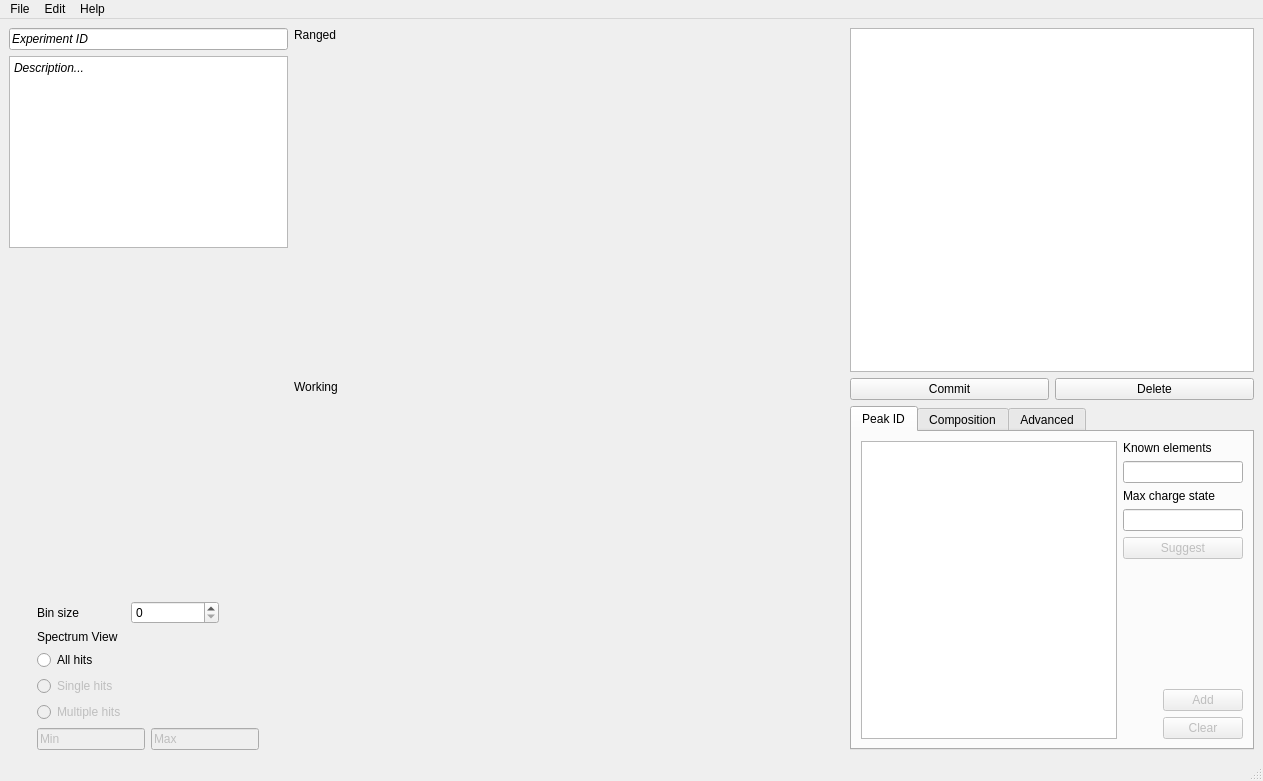
tanosaur/massreproduction, file mainwindow.ui: the form before one commit.
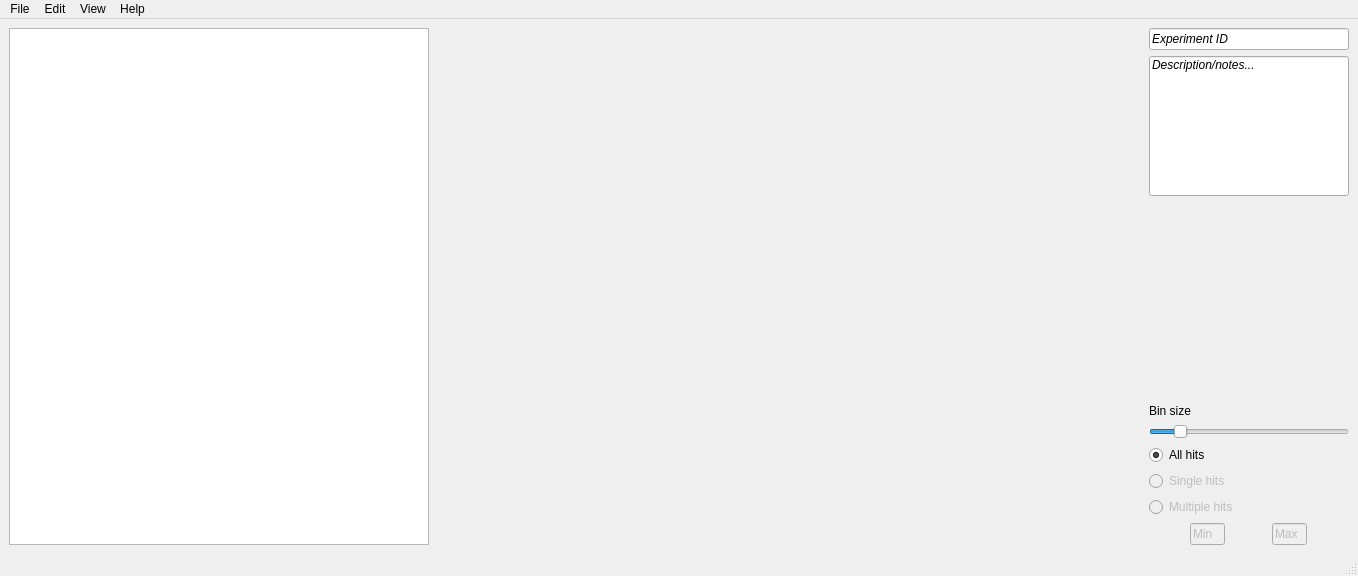
The form after the commit. Icons and pictures are not drawn.

```diff
--- a/mainwindow.ui
+++ b/mainwindow.ui
@@ -6,133 +6,219 @@
    <rect>
     <x>0</x>
     <y>0</y>
-    <width>1263</width>
-    <height>781</height>
+    <width>1358</width>
+    <height>576</height>
    </rect>
   </property>
   <property name="windowTitle">
    <string>MainWindow</string>
   </property>
   <widget class="QWidget" name="centralwidget">
-   <layout class="QHBoxLayout" name="horizontalLayout">
+   <layout class="QHBoxLayout" name="horizontalLayout_3">
     <item>
-     <layout class="QVBoxLayout" name="verticalLayout_4">
+     <layout class="QHBoxLayout" name="horizontalLayout_2">
       <item>
-       <widget class="QLineEdit" name="experimentIDLineEdit">
-        <property name="font">
-         <font>
-          <family>Helvetica Neue</family>
-          <italic>true</italic>
-         </font>
-        </property>
-        <property name="text">
-         <string>Experiment ID</string>
-        </property>
-       </widget>
-      </item>
-      <item>
-       <widget class="QPlainTextEdit" name="experimentdescriptionTextEdit">
-        <property name="sizePolicy">
-         <sizepolicy hsizetype="Expanding" vsizetype="Expanding">
-          <horstretch>0</horstretch>
-          <verstretch>0</verstretch>
-         </sizepolicy>
-        </property>
-        <property name="baseSize">
-         <size>
-          <width>0</width>
-          <height>100</height>
-         </size>
-        </property>
-        <property name="font">
-         <font>
-          <family>Helvetica Neue</family>
-          <italic>true</italic>
-         </font>
-        </property>
-        <property name="plainText">
-         <string>Description...</string>
-        </property>
-       </widget>
-      </item>
-      <item>
-       <spacer name="verticalSpacer_3">
+       <widget class="QSplitter" name="splitter">
         <property name="orientation">
          <enum>Qt::Vertical</enum>
         </property>
-        <property name="sizeType">
-         <enum>QSizePolicy::MinimumExpanding</enum>
-        </property>
-        <property name="sizeHint" stdset="0">
-         <size>
-          <width>20</width>
-          <height>40</height>
-         </size>
-        </property>
-       </spacer>
+        <widget class="QTableView" name="rangedTable">
+         <property name="sizePolicy">
+          <sizepolicy hsizetype="MinimumExpanding" vsizetype="Expanding">
+           <horstretch>0</horstretch>
+           <verstretch>0</verstretch>
+          </sizepolicy>
+         </property>
+         <property name="minimumSize">
+          <size>
+           <width>420</width>
+           <height>335</height>
+          </size>
+         </property>
+         <property name="maximumSize">
+          <size>
+           <width>430</width>
+           <height>16777215</height>
+          </size>
+         </property>
+         <property name="frameShadow">
+          <enum>QFrame::Sunken</enum>
+         </property>
+         <property name="dragDropMode">
+          <enum>QAbstractItemView::DropOnly</enum>
+         </property>
+         <property name="selectionBehavior">
+          <enum>QAbstractItemView::SelectRows</enum>
+         </property>
+         <property name="gridStyle">
+          <enum>Qt::SolidLine</enum>
+         </property>
+         <property name="sortingEnabled">
+          <bool>true</bool>
+         </property>
+         <attribute name="horizontalHeaderDefaultSectionSize">
+          <number>65</number>
+         </attribute>
+         <attribute name="horizontalHeaderMinimumSectionSize">
+          <number>20</number>
+         </attribute>
+         <attribute name="horizontalHeaderStretchLastSection">
+          <bool>true</bool>
+         </attribute>
+         <attribute name="verticalHeaderStretchLastSection">
+          <bool>false</bool>
+         </attribute>
+        </widget>
+       </widget>
       </item>
       <item>
-       <widget class="QWidget" name="stackView" native="true">
+       <widget class="QFrame" name="workingFrame">
         <property name="sizePolicy">
-         <sizepolicy hsizetype="Fixed" vsizetype="Preferred">
+         <sizepolicy hsizetype="MinimumExpanding" vsizetype="MinimumExpanding">
           <horstretch>0</horstretch>
           <verstretch>0</verstretch>
          </sizepolicy>
         </property>
         <property name="minimumSize">
          <size>
-          <width>200</width>
-          <height>200</height>
+          <width>550</width>
+          <height>350</height>
          </size>
         </property>
        </widget>
       </item>
       <item>
-       <layout class="QGridLayout" name="gridLayout_2">
-        <item row="0" column="1">
-         <layout class="QVBoxLayout" name="verticalLayout_2">
+       <layout class="QVBoxLayout" name="right_panel">
+        <item>
+         <widget class="QLineEdit" name="experimentIDLineEdit">
+          <property name="sizePolicy">
+           <sizepolicy hsizetype="Preferred" vsizetype="Fixed">
+            <horstretch>0</horstretch>
+            <verstretch>0</verstretch>
+           </sizepolicy>
+          </property>
+          <property name="minimumSize">
+           <size>
+            <width>200</width>
+            <height>0</height>
+           </size>
+          </property>
+          <property name="maximumSize">
+           <size>
+            <width>200</width>
+            <height>16777215</height>
+           </size>
+          </property>
+          <property name="font">
+           <font>
+            <family>Helvetica Neue</family>
+            <italic>true</italic>
+           </font>
+          </property>
+          <property name="text">
+           <string>Experiment ID</string>
+          </property>
+         </widget>
+        </item>
+        <item>
+         <widget class="QLineEdit" name="experimentdescriptionLineEdit">
+          <property name="sizePolicy">
+           <sizepolicy hsizetype="Preferred" vsizetype="MinimumExpanding">
+            <horstretch>0</horstretch>
+            <verstretch>0</verstretch>
+           </sizepolicy>
+          </property>
+          <property name="minimumSize">
+           <size>
+            <width>200</width>
+            <height>140</height>
+           </size>
+          </property>
+          <property name="maximumSize">
+           <size>
+            <width>200</width>
+            <height>140</height>
+           </size>
+          </property>
+          <property name="font">
+           <font>
+            <family>Helvetica Neue</family>
+            <italic>true</italic>
+           </font>
+          </property>
+          <property name="text">
+           <string>Description/notes...</string>
+          </property>
+          <property name="frame">
+           <bool>true</bool>
+          </property>
+          <property name="alignment">
+           <set>Qt::AlignLeading|Qt::AlignLeft|Qt::AlignTop</set>
+          </property>
+         </widget>
+        </item>
+        <item>
+         <spacer name="verticalSpacer_2">
+          <property name="orientation">
+           <enum>Qt::Vertical</enum>
+          </property>
+          <property name="sizeHint" stdset="0">
+           <size>
+            <width>20</width>
+            <height>40</height>
+           </size>
+          </property>
+         </spacer>
+        </item>
+        <item>
+         <layout class="QVBoxLayout" name="bin_size">
           <item>
-           <layout class="QHBoxLayout" name="horizontalLayout_5">
-            <item>
-             <widget class="QLabel" name="binsizeLabel">
-              <property name="text">
-               <string>Bin size</string>
-              </property>
-             </widget>
-            </item>
-            <item>
-             <widget class="QSpinBox" name="binsizeSpinBox"/>
-            </item>
-            <item>
-             <spacer name="horizontalSpacer_3">
-              <property name="orientation">
-               <enum>Qt::Horizontal</enum>
-              </property>
-              <property name="sizeType">
-               <enum>QSizePolicy::Minimum</enum>
-              </property>
-              <property name="sizeHint" stdset="0">
-               <size>
-                <width>40</width>
-                <height>20</height>
-               </size>
-              </property>
-             </spacer>
-            </item>
-           </layout>
-          </item>
-          <item>
-           <widget class="QLabel" name="spectrumviewLabel">
+           <widget class="QLabel" name="binsizeLabel">
             <property name="text">
-             <string>Spectrum View</string>
+             <string>Bin size</string>
             </property>
            </widget>
           </item>
+          <item>
+           <widget class="QSlider" name="binsizeSlider">
+            <property name="sizePolicy">
+             <sizepolicy hsizetype="Preferred" vsizetype="Fixed">
+              <horstretch>0</horstretch>
+              <verstretch>0</verstretch>
+             </sizepolicy>
+            </property>
+            <property name="minimum">
+             <number>250</number>
+            </property>
+            <property name="maximum">
+             <number>6000</number>
+            </property>
+            <property name="singleStep">
+             <number>10</number>
+            </property>
+            <property name="value">
+             <number>1000</number>
+            </property>
+            <property name="orientation">
+             <enum>Qt::Horizontal</enum>
+            </property>
+            <property name="tickPosition">
+             <enum>QSlider::NoTicks</enum>
+            </property>
+           </widget>
+          </item>
+         </layout>
+        </item>
+        <item>
+         <layout class="QVBoxLayout" name="hits">
           <item>
            <widget class="QRadioButton" name="allhitsRadioButton">
             <property name="text">
              <string>All hits</string>
             </property>
+            <property name="checked">
+             <bool>true</bool>
+            </property>
            </widget>
           </item>
           <item>
@@ -156,24 +242,30 @@
            </widget>
           </item>
           <item>
-           <layout class="QHBoxLayout" name="horizontalLayout_2">
+           <layout class="QHBoxLayout" name="horizontalLayout">
             <item>
              <widget class="QLineEdit" name="minhitsLineEdit">
               <property name="enabled">
                <bool>false</bool>
               </property>
               <property name="sizePolicy">
-               <sizepolicy hsizetype="Fixed" vsizetype="Fixed">
+               <sizepolicy hsizetype="Minimum" vsizetype="Fixed">
                 <horstretch>0</horstretch>
                 <verstretch>0</verstretch>
                </sizepolicy>
               </property>
               <property name="minimumSize">
                <size>
-                <width>75</width>
+                <width>35</width>
                 <height>0</height>
                </size>
               </property>
+              <property name="maximumSize">
+               <size>
+                <width>35</width>
+                <height>16777215</height>
+               </size>
+              </property>
               <property name="baseSize">
                <size>
                 <width>75</width>
@@ -194,17 +286,23 @@
                <bool>false</bool>
               </property>
               <property name="sizePolicy">
-               <sizepolicy hsizetype="Fixed" vsizetype="Fixed">
+               <sizepolicy hsizetype="Minimum" vsizetype="Fixed">
                 <horstretch>0</horstretch>
                 <verstretch>0</verstretch>
                </sizepolicy>
               </property>
               <property name="minimumSize">
                <size>
-                <width>75</width>
+                <width>35</width>
                 <height>10</height>
                </size>
               </property>
+              <property name="maximumSize">
+               <size>
+                <width>35</width>
+                <height>16777215</height>
+               </size>
+              </property>
               <property name="baseSize">
                <size>
                 <width>75</width>
@@ -227,315 +325,6 @@
       </item>
      </layout>
     </item>
-    <item>
-     <layout class="QVBoxLayout" name="plotsLayout">
-      <item>
-       <layout class="QVBoxLayout" name="rangedLayout">
-        <item>
-         <widget class="QLabel" name="ranged_Label">
-          <property name="text">
-           <string>Ranged</string>
-          </property>
-         </widget>
-        </item>
-        <item>
-         <widget class="QFrame" name="rangedFrame">
-          <property name="sizePolicy">
-           <sizepolicy hsizetype="MinimumExpanding" vsizetype="MinimumExpanding">
-            <horstretch>0</horstretch>
-            <verstretch>0</verstretch>
-           </sizepolicy>
-          </property>
-          <property name="minimumSize">
-           <size>
-            <width>550</width>
-            <height>300</height>
-           </size>
-          </property>
-         </widget>
-        </item>
-       </layout>
-      </item>
-      <item>
-       <layout class="QVBoxLayout" name="workingLayout">
-        <item>
-         <widget class="QLabel" name="working_Label">
-          <property name="text">
-           <string>Working</string>
-          </property>
-         </widget>
-        </item>
-        <item>
-         <widget class="QFrame" name="workingFrame">
-          <property name="sizePolicy">
-           <sizepolicy hsizetype="MinimumExpanding" vsizetype="MinimumExpanding">
-            <horstretch>0</horstretch>
-            <verstretch>0</verstretch>
-           </sizepolicy>
-          </property>
-          <property name="minimumSize">
-           <size>
-            <width>550</width>
-            <height>350</height>
-           </size>
-          </property>
-         </widget>
-        </item>
-       </layout>
-      </item>
-     </layout>
-    </item>
-    <item>
-     <layout class="QVBoxLayout" name="verticalLayout">
-      <item>
-       <widget class="QTableView" name="rangedTable">
-        <property name="sizePolicy">
-         <sizepolicy hsizetype="MinimumExpanding" vsizetype="MinimumExpanding">
-          <horstretch>0</horstretch>
-          <verstretch>0</verstretch>
-         </sizepolicy>
-        </property>
-        <property name="minimumSize">
-         <size>
-          <width>100</width>
-          <height>335</height>
-         </size>
-        </property>
-        <property name="frameShadow">
-         <enum>QFrame::Sunken</enum>
-        </property>
-        <property name="dragDropMode">
-         <enum>QAbstractItemView::DropOnly</enum>
-        </property>
-        <property name="selectionBehavior">
-         <enum>QAbstractItemView::SelectRows</enum>
-        </property>
-        <property name="gridStyle">
-         <enum>Qt::SolidLine</enum>
-        </property>
-        <property name="sortingEnabled">
-         <bool>true</bool>
-        </property>
-        <attribute name="horizontalHeaderDefaultSectionSize">
-         <number>65</number>
-        </attribute>
-        <attribute name="horizontalHeaderMinimumSectionSize">
-         <number>20</number>
-        </attribute>
-        <attribute name="horizontalHeaderStretchLastSection">
-         <bool>true</bool>
-        </attribute>
-        <attribute name="verticalHeaderStretchLastSection">
-         <bool>false</bool>
-        </attribute>
-       </widget>
-      </item>
-      <item>
-       <layout class="QHBoxLayout" name="horizontalLayout_6">
-        <item>
-         <widget class="QPushButton" name="commitButton">
-          <property name="text">
-           <string>Commit</string>
-          </property>
-         </widget>
-        </item>
-        <item>
-         <widget class="QPushButton" name="deleteButton">
-          <property name="sizePolicy">
-           <sizepolicy hsizetype="Minimum" vsizetype="Fixed">
-            <horstretch>0</horstretch>
-            <verstretch>0</verstretch>
-           </sizepolicy>
-          </property>
-          <property name="text">
-           <string>Delete</string>
-          </property>
-          <property name="shortcut">
-           <string>Ctrl+A</string>
-          </property>
-         </widget>
-        </item>
-       </layout>
-      </item>
-      <item>
-       <widget class="QTabWidget" name="tab_Tab">
-        <property name="currentIndex">
-         <number>0</number>
-        </property>
-        <widget class="QWidget" name="peakID_Tab">
-         <property name="sizePolicy">
-          <sizepolicy hsizetype="MinimumExpanding" vsizetype="Preferred">
-           <horstretch>0</horstretch>
-           <verstretch>0</verstretch>
-          </sizepolicy>
-         </property>
-         <attribute name="title">
-          <string>Peak ID</string>
-         </attribute>
-         <layout class="QHBoxLayout" name="horizontalLayout_7">
-          <item>
-           <widget class="QTreeView" name="ionlistTree">
-            <property name="sizePolicy">
-             <sizepolicy hsizetype="MinimumExpanding" vsizetype="Expanding">
-              <horstretch>0</horstretch>
-              <verstretch>0</verstretch>
-             </sizepolicy>
-            </property>
-            <property name="minimumSize">
-             <size>
-              <width>50</width>
-              <height>100</height>
-             </size>
-            </property>
-            <property name="dragEnabled">
-             <bool>true</bool>
-            </property>
-            <property name="dragDropMode">
-             <enum>QAbstractItemView::DragOnly</enum>
-            </property>
-            <property name="selectionMode">
-             <enum>QAbstractItemView::ExtendedSelection</enum>
-            </property>
-            <property name="selectionBehavior">
-             <enum>QAbstractItemView::SelectRows</enum>
-            </property>
-            <property name="sortingEnabled">
-             <bool>true</bool>
-            </property>
-           </widget>
-          </item>
-          <item>
-           <layout class="QGridLayout" name="gridLayout">
-            <item row="0" column="1">
-             <layout class="QVBoxLayout" name="verticalLayout_5">
-              <item>
-               <layout class="QVBoxLayout" name="verticalLayout_9">
-                <item>
-                 <widget class="QLabel" name="knownelementsLabel">
-                  <property name="text">
-                   <string>Known elements</string>
-                  </property>
-                 </widget>
-                </item>
-                <item>
-                 <widget class="QLineEdit" name="knownelementsLineEdit">
-                  <property name="maximumSize">
-                   <size>
-                    <width>16577215</width>
-                    <height>16777215</height>
-                   </size>
-                  </property>
-                  <property name="text">
-                   <string/>
-                  </property>
-                 </widget>
-                </item>
-                <item>
-                 <widget class="QLabel" name="maxchargestateLabel">
-                  <property name="text">
-                   <string>Max charge state</string>
-                  </property>
-                 </widget>
-                </item>
-                <item>
-                 <widget class="QLineEdit" name="maxchargestateLineEdit"/>
-                </item>
-                <item>
-                 <widget class="QPushButton" name="suggestButton">
-                  <property name="enabled">
-                   <bool>false</bool>
-                  </property>
-                  <property name="text">
-                   <string>Suggest</string>
-                  </property>
-                  <property name="default">
-                   <bool>true</bool>
-                  </property>
-                 </widget>
-                </item>
-                <item>
-                 <spacer name="verticalSpacer">
-                  <property name="orientation">
-                   <enum>Qt::Vertical</enum>
-                  </property>
-                  <property name="sizeHint" stdset="0">
-                   <size>
-                    <width>20</width>
-                    <height>40</height>
-                   </size>
-                  </property>
-                 </spacer>
-                </item>
-               </layout>
-              </item>
-             </layout>
-            </item>
-            <item row="1" column="1">
-             <layout class="QVBoxLayout" name="verticalLayout_8">
-              <item>
-               <layout class="QHBoxLayout" name="horizontalLayout_3">
-                <item>
-                 <spacer name="horizontalSpacer_2">
-                  <property name="orientation">
-                   <enum>Qt::Horizontal</enum>
-                  </property>
-                  <property name="sizeHint" stdset="0">
-                   <size>
-                    <width>40</width>
-                    <height>20</height>
-                   </size>
-                  </property>
-                 </spacer>
-                </item>
-                <item>
-                 <layout class="QVBoxLayout" name="verticalLayout_6">
-                  <item>
-                   <widget class="QPushButton" name="addionsButton">
-                    <property name="enabled">
-                     <bool>false</bool>
-                    </property>
-                    <property name="text">
-                     <string>Add</string>
-                    </property>
-                    <property name="default">
-                     <bool>true</bool>
-                    </property>
-                   </widget>
-                  </item>
-                  <item>
-                   <widget class="QPushButton" name="clearionsButton">
-                    <property name="enabled">
-                     <bool>false</bool>
-                    </property>
-                    <property name="text">
-                     <string>Clear</string>
-                    </property>
-                   </widget>
-                  </item>
-                 </layout>
-                </item>
-               </layout>
-              </item>
-             </layout>
-            </item>
-           </layout>
-          </item>
-         </layout>
-        </widget>
-        <widget class="QWidget" name="composition_Tab">
-         <attribute name="title">
-          <string>Composition</string>
-         </attribute>
-        </widget>
-        <widget class="QWidget" name="advanced_Tab">
-         <attribute name="title">
-          <string>Advanced</string>
-         </attribute>
-        </widget>
-       </widget>
-      </item>
-     </layout>
-    </item>
    </layout>
   </widget>
   <widget class="QMenuBar" name="menubar">
@@ -543,7 +332,7 @@
     <rect>
      <x>0</x>
      <y>0</y>
-     <width>1263</width>
+     <width>1358</width>
      <height>22</height>
     </rect>
    </property>
@@ -590,8 +379,15 @@
     <addaction name="menuLoad"/>
     <addaction name="menuExport_as"/>
    </widget>
+   <widget class="QMenu" name="menuView">
+    <property name="title">
+     <string>View</string>
+    </property>
+    <addaction name="actionTools"/>
+   </widget>
    <addaction name="menuFile"/>
    <addaction name="menuEdit"/>
+   <addaction name="menuView"/>
    <addaction name="menuHelp"/>
   </widget>
   <widget class="QStatusBar" name="statusbar"/>
```
Left out of the diff: 10 changed lines with no effect on the pictures.
